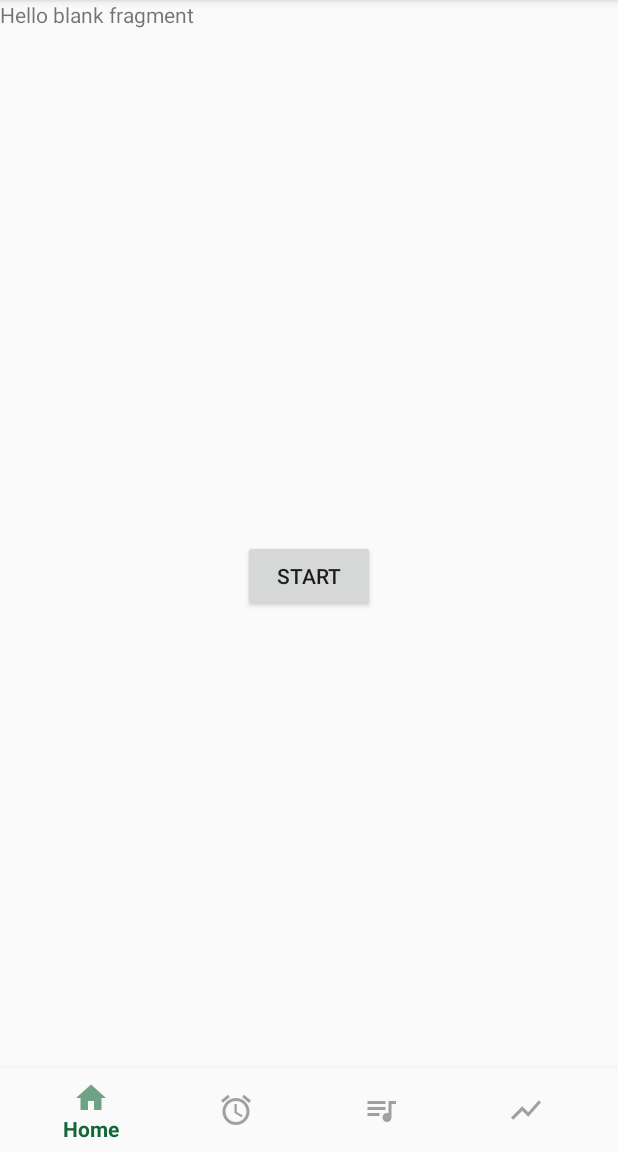
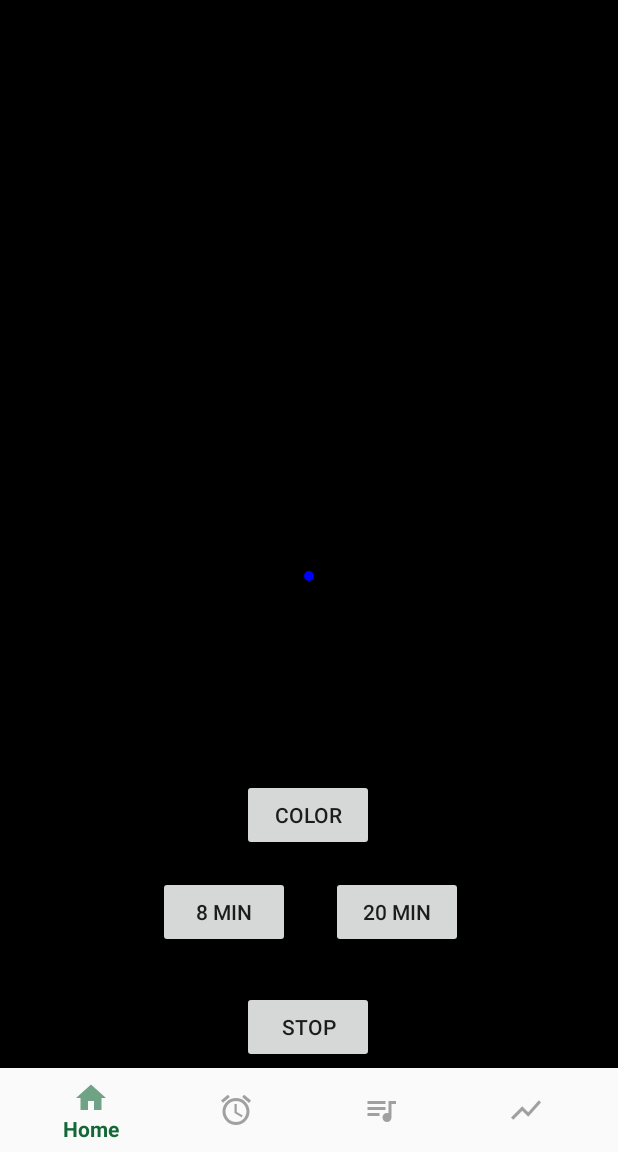
Before and after one commit to Sleewell/Sleewell-Android, an Android app: the fragment ProtocolFragment placed in its activity, on a phone screen of 412 x 824 dp, the part 84-1236 px from its top. Run offline under Robolectric (Android 15) with nearby library versions, the phone set to English and light mode, and no system bars; our stand-ins replace navigation-ui.

Commit message:
Adding new fragment protocol, TODO: navigation to go back and deactivate the protocol

```diff
--- a/app/src/main/java/com/sleewell/sleewell/new_mvp/menu/home/view/HomeFragment.kt
+++ b/app/src/main/java/com/sleewell/sleewell/new_mvp/menu/home/view/HomeFragment.kt
@@ -7,6 +7,7 @@ import android.view.LayoutInflater
 import android.view.View
 import android.view.ViewGroup
 import android.widget.Button
+import androidx.navigation.Navigation
 import com.sleewell.sleewell.R
 import com.sleewell.sleewell.mvp.home.HomeContract
 import com.sleewell.sleewell.mvp.home.presenter.MenuPresenter
@@ -41,17 +42,14 @@ class HomeFragment : Fragment(), HomeContract.View {
      * Initialise all the widgets from the layout
      */
     private fun initActivityWidgets() {
+        val navController = Navigation.findNavController(requireActivity(), R.id.nav_main)
+
         //get widgets
         this.btnNfc = root.findViewById(R.id.btn_nfc)
 
         //init event listeners
         btnNfc.setOnClickListener {
-            startActivity(
-                Intent(
-                    root.context,
-                    ProtocolActivity::class.java
-                )
-            )
+            navController.navigate(R.id.action_menuFragment_to_protocolFragment)
         }
     }
 
--- a/app/src/main/java/com/sleewell/sleewell/new_mvp/protocol/ProtocolContract.kt
+++ b/app/src/main/java/com/sleewell/sleewell/new_mvp/protocol/ProtocolContract.kt
@@ -2,8 +2,8 @@ package com.sleewell.sleewell.new_mvp.protocol
 
 import android.app.Dialog
 import android.graphics.ColorFilter
-import com.sleewell.sleewell.mvp.global.BasePresenter
-import com.sleewell.sleewell.mvp.global.BaseView
+import com.sleewell.sleewell.new_mvp.global.BasePresenter
+import com.sleewell.sleewell.new_mvp.global.BaseView
 
 interface ProtocolContract {
 
--- a/app/src/main/java/com/sleewell/sleewell/new_mvp/protocol/model/ProtocolModel.kt
+++ b/app/src/main/java/com/sleewell/sleewell/new_mvp/protocol/model/ProtocolModel.kt
@@ -9,12 +9,9 @@ import android.graphics.ColorFilter
 import android.graphics.drawable.ColorDrawable
 import android.view.MotionEvent
 import android.view.Window
-import android.widget.Button
 import android.widget.ImageView
-import android.widget.TextView
 import com.sleewell.sleewell.R
-import com.sleewell.sleewell.mvp.protocol.ProtocolContract
-import kotlinx.android.synthetic.main.colorpicker.*
+import com.sleewell.sleewell.new_mvp.protocol.ProtocolContract
 
 /**
  * this class is the model of the halo
--- a/app/src/main/java/com/sleewell/sleewell/new_mvp/protocol/presenter/ProtocolPresenter.kt
+++ b/app/src/main/java/com/sleewell/sleewell/new_mvp/protocol/presenter/ProtocolPresenter.kt
@@ -5,12 +5,12 @@ import android.widget.Button
 import android.widget.ImageView
 import androidx.appcompat.app.AppCompatActivity
 import com.sleewell.sleewell.R
-import com.sleewell.sleewell.halo.Model.ProtocolModel
 import com.sleewell.sleewell.modules.lockScreen.ILockScreenManagement
 import com.sleewell.sleewell.modules.lockScreen.LockScreenManagement
-import com.sleewell.sleewell.mvp.protocol.ProtocolContract
 import com.sleewell.sleewell.modules.network.INetworkManager
 import com.sleewell.sleewell.modules.network.NetworkManager
+import com.sleewell.sleewell.new_mvp.protocol.ProtocolContract
+import com.sleewell.sleewell.new_mvp.protocol.model.ProtocolModel
 
 /**
  * Presenter for the protocol activity
--- a/app/src/main/java/com/sleewell/sleewell/new_mvp/protocol/view/ProtocolFragment.kt
+++ b/app/src/main/java/com/sleewell/sleewell/new_mvp/protocol/view/ProtocolFragment.kt
@@ -1,60 +1,124 @@
 package com.sleewell.sleewell.new_mvp.protocol.view
 
+import android.graphics.ColorFilter
 import android.os.Bundle
 import androidx.fragment.app.Fragment
 import android.view.LayoutInflater
 import android.view.View
 import android.view.ViewGroup
+import android.view.WindowManager
+import android.widget.Button
+import android.widget.ImageView
+import androidx.appcompat.app.AppCompatActivity
+import androidx.core.content.res.ResourcesCompat
 import com.sleewell.sleewell.R
+import com.sleewell.sleewell.new_mvp.protocol.ProtocolContract
+import com.sleewell.sleewell.new_mvp.protocol.presenter.ProtocolPresenter
 
-// TODO: Rename parameter arguments, choose names that match
-// the fragment initialization parameters, e.g. ARG_ITEM_NUMBER
-private const val ARG_PARAM1 = "param1"
-private const val ARG_PARAM2 = "param2"
 
 /**
  * A simple [Fragment] subclass.
- * Use the [ProtocolFragment.newInstance] factory method to
- * create an instance of this fragment.
  */
-class ProtocolFragment : Fragment() {
-    // TODO: Rename and change types of parameters
-    private var param1: String? = null
-    private var param2: String? = null
+class ProtocolFragment : Fragment(), ProtocolContract.View {
+    //Context
+    private lateinit var presenter: ProtocolContract.Presenter
+    private lateinit var root: View
 
-    override fun onCreate(savedInstanceState: Bundle?) {
-        super.onCreate(savedInstanceState)
-        arguments?.let {
-            param1 = it.getString(ARG_PARAM1)
-            param2 = it.getString(ARG_PARAM2)
-        }
-    }
+    //widgets
+    private lateinit var haloImage: ImageView
+    private lateinit var start20min: Button
+    private lateinit var start8min: Button
+    private lateinit var stopButton: Button
+    private lateinit var colorButton: Button
 
     override fun onCreateView(
         inflater: LayoutInflater, container: ViewGroup?,
         savedInstanceState: Bundle?
     ): View? {
         // Inflate the layout for this fragment
-        return inflater.inflate(R.layout.new_fragment_protocol, container, false)
+        root = inflater.inflate(R.layout.new_fragment_protocol, container, false)
+        this.enableAutoLock(false)
+        initActivityWidgets()
+        setPresenter(ProtocolPresenter(this, this.activity as AppCompatActivity))
+
+        return root;
     }
 
-    companion object {
-        /**
-         * Use this factory method to create a new instance of
-         * this fragment using the provided parameters.
-         *
-         * @param param1 Parameter 1.
-         * @param param2 Parameter 2.
-         * @return A new instance of fragment ProtocolFragment.
-         */
-        // TODO: Rename and change types and number of parameters
-        @JvmStatic
-        fun newInstance(param1: String, param2: String) =
-            ProtocolFragment().apply {
-                arguments = Bundle().apply {
-                    putString(ARG_PARAM1, param1)
-                    putString(ARG_PARAM2, param2)
-                }
-            }
+    /**
+     * Initialise all the widgets from the layout
+     */
+    private fun initActivityWidgets() {
+        //get widgets
+        this.haloImage = root.findViewById(R.id.halo)
+
+        this.start8min = root.findViewById(R.id.buttonStart8minutes)
+        this.start20min = root.findViewById(R.id.buttonStart20minutes)
+        this.stopButton = root.findViewById(R.id.buttonStop)
+        this.colorButton = root.findViewById(R.id.buttonColor)
+
+        this.start8min.setOnClickListener {
+            hideSystemUI()
+            presenter.startProtocol(48)
+        }
+        this.start20min.setOnClickListener {
+            hideSystemUI()
+            presenter.startProtocol(120)
+        }
+        this.stopButton.setOnClickListener { presenter.stopProtocol() }
+        this.colorButton.setOnClickListener { presenter.openDialog() }
+
+        haloImage.background = ResourcesCompat.getDrawable(activity!!.resources, R.drawable.halo, null)
+    }
+
+    override fun enableAutoLock(value: Boolean) {
+        if (value)
+            activity!!.window.clearFlags(WindowManager.LayoutParams.FLAG_KEEP_SCREEN_ON) // the app close auto
+        else
+            activity!!.window.addFlags(WindowManager.LayoutParams.FLAG_KEEP_SCREEN_ON) // the app never close
+    }
+
+    override fun setColorHalo(color: ColorFilter) {
+        val circle = ResourcesCompat.getDrawable(activity!!.resources, R.drawable.halo, null)
+        circle?.colorFilter = color
+        haloImage.background = circle
+    }
+
+    override fun printHalo(size: Int) {
+        haloImage.layoutParams.width = size
+        haloImage.layoutParams.height = size
+        haloImage.requestLayout()
+    }
+
+    override fun hideSystemUI() {
+        activity!!.window.decorView.systemUiVisibility = (View.SYSTEM_UI_FLAG_LOW_PROFILE or
+                View.SYSTEM_UI_FLAG_FULLSCREEN or
+                View.SYSTEM_UI_FLAG_LAYOUT_STABLE or
+                View.SYSTEM_UI_FLAG_IMMERSIVE_STICKY or
+                View.SYSTEM_UI_FLAG_LAYOUT_HIDE_NAVIGATION or
+                View.SYSTEM_UI_FLAG_HIDE_NAVIGATION)
+    }
+
+    /**
+     * Set the presenter inside the class
+     *
+     * @param presenter
+     * @author Hugo Berthomé
+     */
+    override fun setPresenter(presenter: ProtocolContract.Presenter) {
+        this.presenter = presenter
+        presenter.onViewCreated()
+    }
+
+    override fun onDestroy() {
+        super.onDestroy()
+        this.enableAutoLock(true)
+    }
+
+    /**
+     * Function called when quitting the activity
+     */
+    override fun onStop() {
+        super.onStop()
+        presenter.onDestroy()
     }
 }
--- a/app/src/main/res/layout/new_fragment_protocol.xml
+++ b/app/src/main/res/layout/new_fragment_protocol.xml
@@ -5,17 +5,70 @@
     android:id="@+id/frameLayout4"
     android:layout_width="match_parent"
     android:layout_height="match_parent"
-    tools:context=".new_mvp.protocol.view.ProtocolFragment">
+    tools:context=".new_mvp.protocol.view.ProtocolFragment"
+    android:background="@color/black">
 
-    <!-- TODO: Update blank fragment layout -->
-    <TextView
-        android:id="@+id/textView3"
-        android:layout_width="0dp"
-        android:layout_height="0dp"
-        android:text="@string/hello_blank_fragment"
+    <ImageView
+        android:id="@+id/halo"
+        android:layout_width="100dp"
+        android:layout_height="100dp"
+        android:layout_gravity="center|center_horizontal"
+        android:visibility="visible"
         app:layout_constraintBottom_toBottomOf="parent"
         app:layout_constraintEnd_toEndOf="parent"
         app:layout_constraintStart_toStartOf="parent"
         app:layout_constraintTop_toTopOf="parent" />
 
+    <Button
+        android:id="@+id/buttonStart20minutes"
+        android:layout_width="wrap_content"
+        android:layout_height="wrap_content"
+        android:text="20 min"
+        app:layout_constraintBottom_toBottomOf="parent"
+        app:layout_constraintEnd_toEndOf="parent"
+        app:layout_constraintHorizontal_bias="0.681"
+        app:layout_constraintStart_toStartOf="parent"
+        app:layout_constraintTop_toTopOf="parent"
+        app:layout_constraintVertical_bias="0.811" />
+
+    <Button
+        android:id="@+id/buttonStart8minutes"
+        android:layout_width="wrap_content"
+        android:layout_height="wrap_content"
+        android:text="8 min"
+        app:layout_constraintBottom_toBottomOf="parent"
+        app:layout_constraintEnd_toEndOf="parent"
+        app:layout_constraintHorizontal_bias="0.325"
+        app:layout_constraintStart_toStartOf="parent"
+        app:layout_constraintTop_toTopOf="parent"
+        app:layout_constraintVertical_bias="0.811" />
+
+    <Button
+        android:id="@+id/buttonColor"
+        android:layout_width="wrap_content"
+        android:layout_height="wrap_content"
+        android:layout_marginStart="8dp"
+        android:layout_marginEnd="8dp"
+        android:text="color"
+        app:layout_constraintBottom_toBottomOf="parent"
+        app:layout_constraintEnd_toEndOf="parent"
+        app:layout_constraintHorizontal_bias="0.498"
+        app:layout_constraintStart_toStartOf="parent"
+        app:layout_constraintTop_toTopOf="parent"
+        app:layout_constraintVertical_bias="0.721" />
+
+    <Button
+        android:id="@+id/buttonStop"
+        android:layout_width="wrap_content"
+        android:layout_height="wrap_content"
+        android:layout_marginStart="8dp"
+        android:layout_marginEnd="8dp"
+        android:text="stop"
+        app:layout_constraintBottom_toBottomOf="parent"
+        app:layout_constraintEnd_toEndOf="parent"
+        app:layout_constraintHorizontal_bias="0.498"
+        app:layout_constraintStart_toStartOf="parent"
+        app:layout_constraintTop_toTopOf="parent"
+        app:layout_constraintVertical_bias="0.918" />
+
 </androidx.constraintlayout.widget.ConstraintLayout>
```
